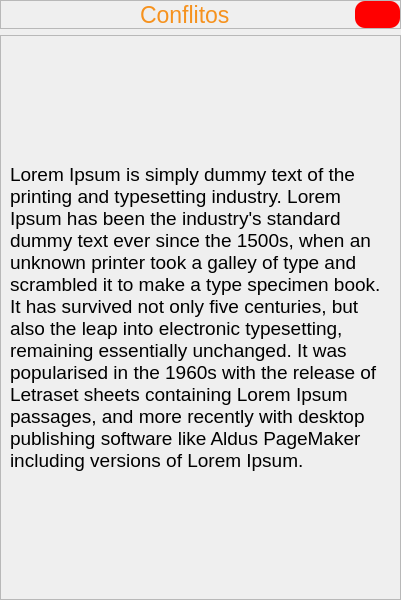
This is App/view/ui/telaConflitos.ui in Senac-SOR-ADS/Mapa-de-Sala as Qt 5 draws it before an edit. The edited form follows.
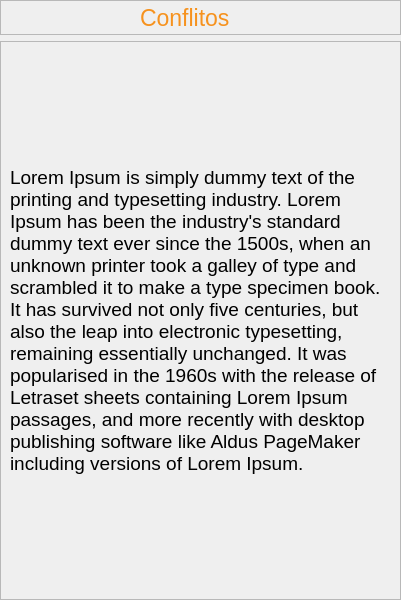
This is the edited form. Icons and pictures are not drawn.

Commit message:
Alterando estilização
adiciona borda e cor para a tela de conflito

The edit to the form file:
```diff
--- a/App/view/ui/telaConflitos.ui
+++ b/App/view/ui/telaConflitos.ui
@@ -23,15 +23,23 @@
 }
 
 #btnFechar {
-	background-color: #FF0000;
-	border-radius: 10px;
-	icon: url(&quot;App/view/ui/icones/iconCloseBranco.png&quot;);
+	background-color: transparent;
+    border: none;
+    border-radius: 5px;
+    color: #ffffff;
+    padding: 10px 20px;
+}
+
+#btnFechar:hover {
+	background-color: #ea3323
 }
 
 #btnTelaCheia {
-	border: none;
 	background-color: transparent;
-	border-radius: 10px;
+    border: none;
+    border-radius: 5px;
+    color: #ffffff;
+    padding: 10px 20px;
 }
 
 #btnTelaCheia:hover {
@@ -157,8 +165,8 @@
            </property>
            <property name="iconSize">
             <size>
-             <width>17</width>
-             <height>17</height>
+             <width>20</width>
+             <height>18</height>
             </size>
            </property>
           </widget>
@@ -195,7 +203,7 @@
            <property name="iconSize">
             <size>
              <width>20</width>
-             <height>20</height>
+             <height>18</height>
             </size>
            </property>
           </widget>
@@ -229,7 +237,7 @@
            <x>0</x>
            <y>0</y>
            <width>399</width>
-           <height>562</height>
+           <height>552</height>
           </rect>
          </property>
          <layout class="QVBoxLayout" name="verticalLayout_3">
```
